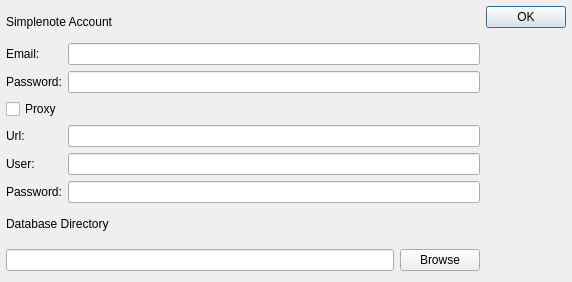
Before: the Qt Designer form ui/settingswindow.ui in remerico/schnote, drawn with Qt 5.
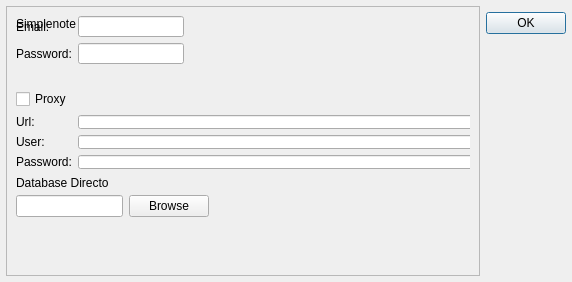
After: the same form once the commit is applied.

```diff
--- a/ui/settingswindow.ui
+++ b/ui/settingswindow.ui
@@ -17,56 +17,56 @@
    <property name="margin">
     <number>6</number>
    </property>
-   <item row="0" column="0">
+   <item row="1" column="1">
+    <widget class="QDialogButtonBox" name="buttonBox">
+     <property name="orientation">
+      <enum>Qt::Vertical</enum>
+     </property>
+     <property name="standardButtons">
+      <set>QDialogButtonBox::Ok</set>
+     </property>
+    </widget>
+   </item>
+   <item row="0" column="0" rowspan="2">
+    <widget class="QScrollArea" name="scrollArea">
+     <property name="widgetResizable">
+      <bool>true</bool>
+     </property>
+     <widget class="QWidget" name="scrollAreaWidgetContents">
+      <property name="geometry">
+       <rect>
+        <x>0</x>
+        <y>0</y>
+        <width>473</width>
+        <height>266</height>
+       </rect>
+      </property>
+      <layout class="QVBoxLayout" name="verticalLayout_4">
+       <item>
     <widget class="QWidget" name="widget" native="true">
-     <layout class="QVBoxLayout" name="verticalLayout">
-      <property name="margin">
-       <number>0</number>
-      </property>
-      <item>
-       <widget class="QLabel" name="label_3">
+         <widget class="QLabel" name="label_8">
+          <property name="geometry">
+           <rect>
+            <x>0</x>
+            <y>0</y>
+            <width>94</width>
+            <height>16</height>
+           </rect>
+          </property>
         <property name="text">
          <string>Simplenote Account</string>
         </property>
        </widget>
-      </item>
-      <item>
-       <layout class="QFormLayout" name="formLayout">
-        <property name="fieldGrowthPolicy">
-         <enum>QFormLayout::ExpandingFieldsGrow</enum>
-        </property>
-        <item row="0" column="1">
-         <widget class="QLineEdit" name="email"/>
-        </item>
-        <item row="0" column="0">
-         <widget class="QLabel" name="label">
-          <property name="text">
-           <string>Email:</string>
-          </property>
-         </widget>
-        </item>
-        <item row="1" column="1">
-         <widget class="QLineEdit" name="password">
-          <property name="inputMask">
-           <string/>
-          </property>
-          <property name="echoMode">
-           <enum>QLineEdit::Password</enum>
-          </property>
-         </widget>
-        </item>
-        <item row="1" column="0">
-         <widget class="QLabel" name="label_2">
-          <property name="text">
-           <string>Password:</string>
-          </property>
-         </widget>
-        </item>
-       </layout>
-      </item>
-      <item>
-       <widget class="QWidget" name="widget_3" native="true">
-        <layout class="QVBoxLayout" name="verticalLayout_2">
+         <widget class="QWidget" name="widget_4" native="true">
+          <property name="geometry">
+           <rect>
+            <x>0</x>
+            <y>73</y>
+            <width>477</width>
+            <height>80</height>
+           </rect>
+          </property>
+          <layout class="QVBoxLayout" name="verticalLayout_5">
          <property name="margin">
           <number>0</number>
          </property>
@@ -129,25 +129,37 @@
          </item>
         </layout>
        </widget>
-      </item>
-      <item>
-       <widget class="QLabel" name="label_4">
+         <widget class="QLabel" name="label_14">
+          <property name="geometry">
+           <rect>
+            <x>0</x>
+            <y>159</y>
+            <width>93</width>
+            <height>16</height>
+           </rect>
+          </property>
         <property name="text">
          <string>Database Directory</string>
         </property>
        </widget>
-      </item>
-      <item>
-       <widget class="QWidget" name="widget_2" native="true">
-        <layout class="QGridLayout" name="gridLayout_2">
+         <widget class="QWidget" name="widget_5" native="true">
+          <property name="geometry">
+           <rect>
+            <x>0</x>
+            <y>178</y>
+            <width>193</width>
+            <height>25</height>
+           </rect>
+          </property>
+          <layout class="QGridLayout" name="gridLayout_3">
          <property name="margin">
           <number>0</number>
          </property>
          <item row="0" column="0">
-          <widget class="QLineEdit" name="databaseDir"/>
+            <widget class="QLineEdit" name="databaseDir_2"/>
          </item>
          <item row="0" column="2">
-          <widget class="QPushButton" name="pushButton">
+            <widget class="QPushButton" name="pushButton_2">
            <property name="text">
             <string>Browse</string>
            </property>
@@ -155,18 +167,52 @@
          </item>
         </layout>
        </widget>
-      </item>
-     </layout>
-    </widget>
-   </item>
+         <widget class="QWidget" name="layoutWidget">
+          <property name="geometry">
+           <rect>
+            <x>0</x>
+            <y>0</y>
+            <width>168</width>
+            <height>48</height>
+           </rect>
+          </property>
+          <layout class="QFormLayout" name="formLayout_2">
+           <property name="fieldGrowthPolicy">
+            <enum>QFormLayout::ExpandingFieldsGrow</enum>
+           </property>
    <item row="0" column="1">
-    <widget class="QDialogButtonBox" name="buttonBox">
-     <property name="orientation">
-      <enum>Qt::Vertical</enum>
-     </property>
-     <property name="standardButtons">
-      <set>QDialogButtonBox::Ok</set>
-     </property>
+            <widget class="QLineEdit" name="email"/>
+           </item>
+           <item row="0" column="0">
+            <widget class="QLabel" name="label_9">
+             <property name="text">
+              <string>Email:</string>
+             </property>
+            </widget>
+           </item>
+           <item row="1" column="1">
+            <widget class="QLineEdit" name="password">
+             <property name="inputMask">
+              <string/>
+             </property>
+             <property name="echoMode">
+              <enum>QLineEdit::Password</enum>
+             </property>
+            </widget>
+           </item>
+           <item row="1" column="0">
+            <widget class="QLabel" name="label_10">
+             <property name="text">
+              <string>Password:</string>
+             </property>
+            </widget>
+           </item>
+          </layout>
+         </widget>
+        </widget>
+       </item>
+      </layout>
+     </widget>
     </widget>
    </item>
   </layout>
```
Left out of the diff: 10 changed lines with no effect on the pictures. Lines whose indentation alone changed are shown as unchanged.
